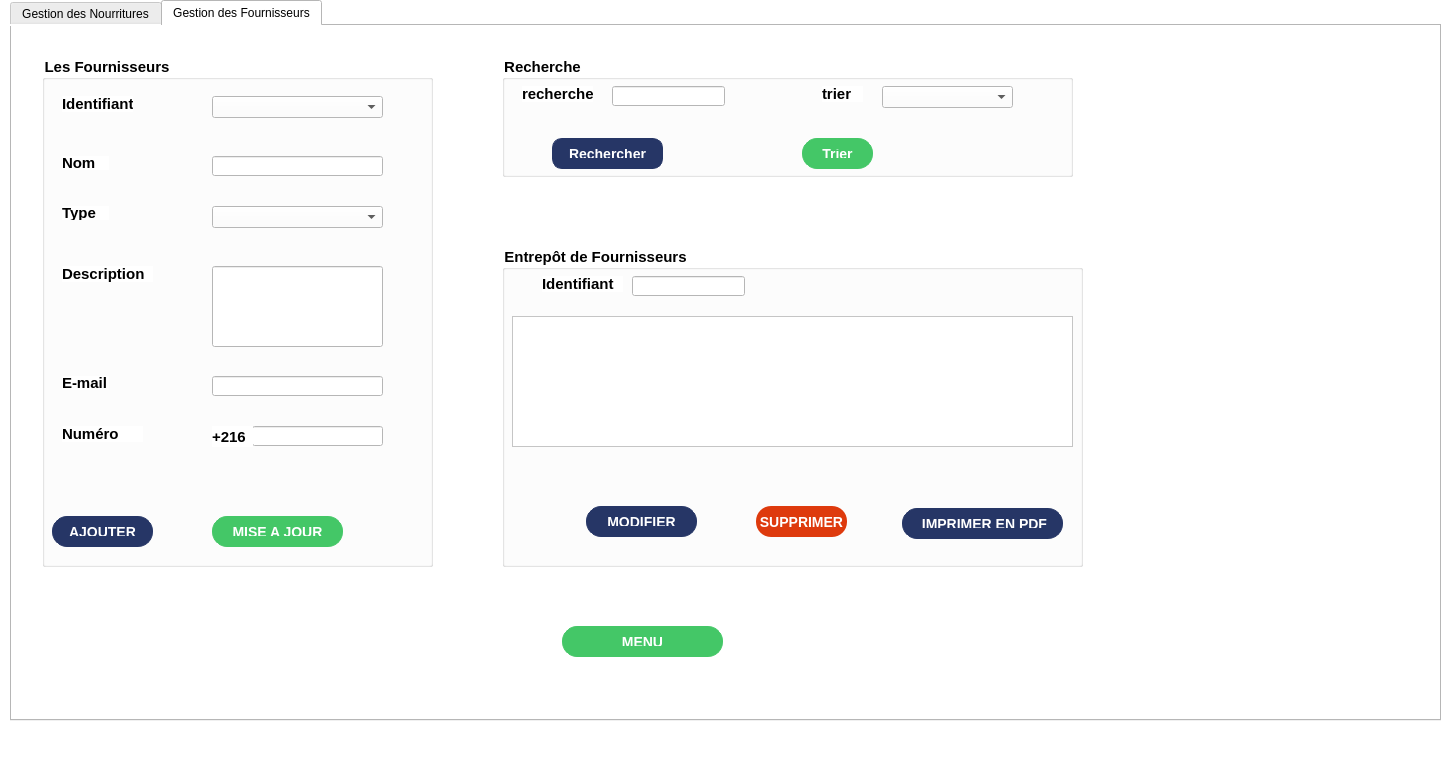
Qt form samrtfarm/template.ui (pricilia1998/pricilia_azemgue) before a commit.
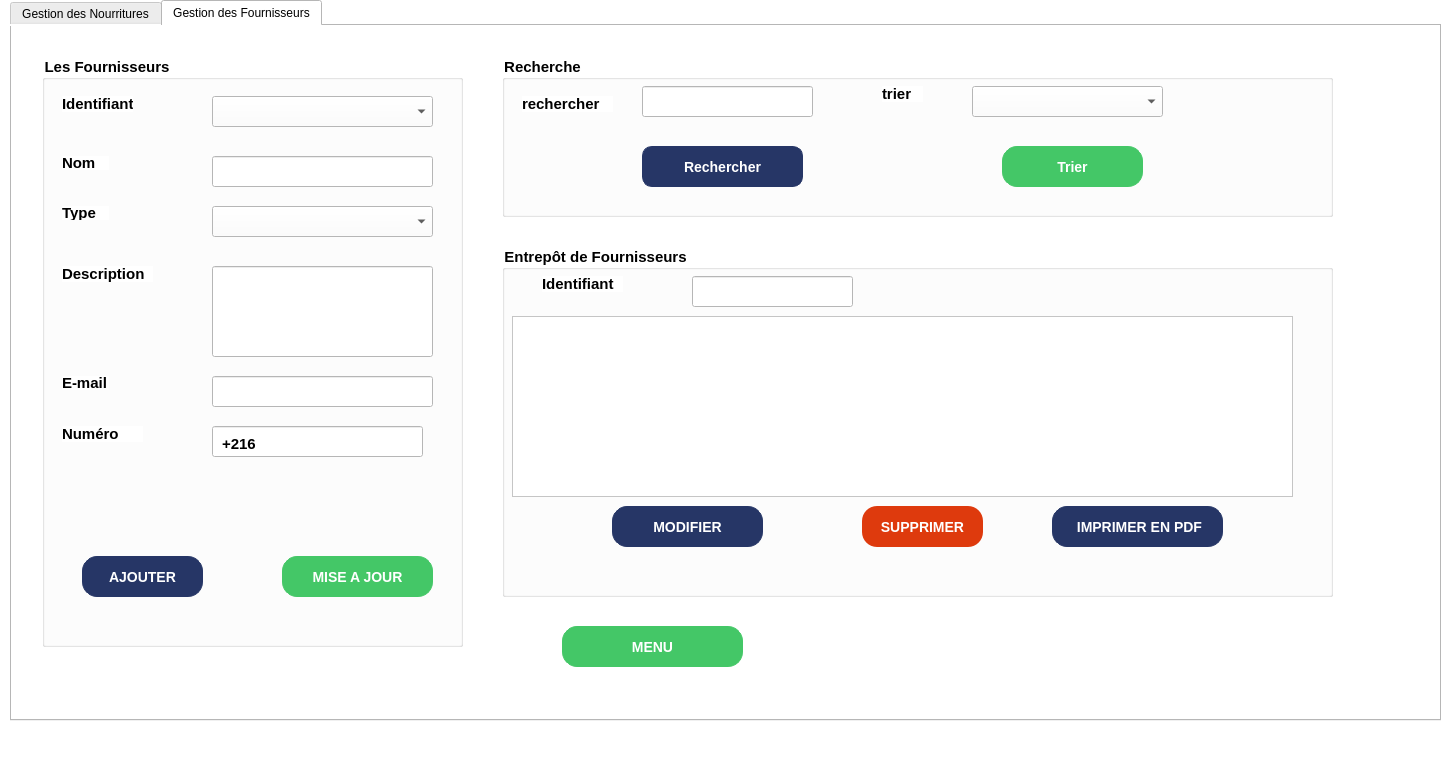
The same form after that commit.

Patch:
```diff
--- a/samrtfarm/template.ui
+++ b/samrtfarm/template.ui
@@ -870,8 +870,8 @@
       <rect>
        <x>30</x>
        <y>30</y>
-       <width>391</width>
-       <height>511</height>
+       <width>421</width>
+       <height>591</height>
       </rect>
      </property>
      <property name="styleSheet">
@@ -965,8 +965,8 @@
        <rect>
         <x>170</x>
         <y>320</y>
-        <width>171</width>
-        <height>20</height>
+        <width>221</width>
+        <height>31</height>
        </rect>
       </property>
      </widget>
@@ -975,8 +975,8 @@
        <rect>
         <x>170</x>
         <y>100</y>
-        <width>171</width>
-        <height>20</height>
+        <width>221</width>
+        <height>31</height>
        </rect>
       </property>
      </widget>
@@ -985,18 +985,18 @@
        <rect>
         <x>170</x>
         <y>210</y>
-        <width>171</width>
-        <height>81</height>
+        <width>221</width>
+        <height>91</height>
        </rect>
       </property>
      </widget>
      <widget class="QPushButton" name="ajouterFour">
       <property name="geometry">
        <rect>
-        <x>10</x>
-        <y>460</y>
-        <width>101</width>
-        <height>31</height>
+        <x>40</x>
+        <y>500</y>
+        <width>121</width>
+        <height>41</height>
        </rect>
       </property>
       <property name="styleSheet">
@@ -1020,10 +1020,10 @@
      <widget class="QPushButton" name="miseajourFour">
       <property name="geometry">
        <rect>
-        <x>170</x>
-        <y>460</y>
-        <width>131</width>
-        <height>31</height>
+        <x>240</x>
+        <y>500</y>
+        <width>151</width>
+        <height>41</height>
        </rect>
       </property>
       <property name="styleSheet">
@@ -1050,18 +1050,18 @@
        <rect>
         <x>170</x>
         <y>150</y>
-        <width>171</width>
-        <height>22</height>
+        <width>221</width>
+        <height>31</height>
        </rect>
       </property>
      </widget>
      <widget class="QLineEdit" name="numFour">
       <property name="geometry">
        <rect>
-        <x>210</x>
+        <x>170</x>
         <y>370</y>
-        <width>131</width>
-        <height>20</height>
+        <width>211</width>
+        <height>31</height>
        </rect>
       </property>
      </widget>
@@ -1070,18 +1070,18 @@
        <rect>
         <x>170</x>
         <y>40</y>
-        <width>171</width>
-        <height>22</height>
+        <width>221</width>
+        <height>31</height>
        </rect>
       </property>
      </widget>
      <widget class="QLabel" name="label_29">
       <property name="geometry">
        <rect>
-        <x>170</x>
-        <y>370</y>
+        <x>180</x>
+        <y>380</y>
         <width>41</width>
-        <height>21</height>
+        <height>16</height>
        </rect>
       </property>
       <property name="text">
@@ -1094,8 +1094,8 @@
       <rect>
        <x>490</x>
        <y>30</y>
-       <width>571</width>
-       <height>121</height>
+       <width>831</width>
+       <height>161</height>
       </rect>
      </property>
      <property name="styleSheet">
@@ -1109,20 +1109,20 @@
      <widget class="QComboBox" name="triTypeFour">
       <property name="geometry">
        <rect>
-        <x>380</x>
+        <x>470</x>
         <y>30</y>
-        <width>131</width>
-        <height>22</height>
+        <width>191</width>
+        <height>31</height>
        </rect>
       </property>
      </widget>
      <widget class="QLineEdit" name="rechFour">
       <property name="geometry">
        <rect>
-        <x>110</x>
+        <x>140</x>
         <y>30</y>
-        <width>113</width>
-        <height>20</height>
+        <width>171</width>
+        <height>31</height>
        </rect>
       </property>
      </widget>
@@ -1130,8 +1130,8 @@
       <property name="geometry">
        <rect>
         <x>20</x>
-        <y>30</y>
-        <width>71</width>
+        <y>40</y>
+        <width>91</width>
         <height>16</height>
        </rect>
       </property>
@@ -1142,7 +1142,7 @@
      <widget class="QLabel" name="label_17">
       <property name="geometry">
        <rect>
-        <x>320</x>
+        <x>380</x>
         <y>30</y>
         <width>41</width>
         <height>16</height>
@@ -1155,10 +1155,10 @@
      <widget class="QPushButton" name="rechFournisseur">
       <property name="geometry">
        <rect>
-        <x>50</x>
-        <y>82</y>
-        <width>111</width>
-        <height>31</height>
+        <x>140</x>
+        <y>90</y>
+        <width>161</width>
+        <height>41</height>
        </rect>
       </property>
       <property name="styleSheet">
@@ -1182,10 +1182,10 @@
      <widget class="QPushButton" name="triFournisseur">
       <property name="geometry">
        <rect>
-        <x>300</x>
-        <y>82</y>
-        <width>71</width>
-        <height>31</height>
+        <x>500</x>
+        <y>90</y>
+        <width>141</width>
+        <height>41</height>
        </rect>
       </property>
       <property name="styleSheet">
@@ -1213,8 +1213,8 @@
       <rect>
        <x>490</x>
        <y>220</y>
-       <width>581</width>
-       <height>321</height>
+       <width>831</width>
+       <height>351</height>
       </rect>
      </property>
      <property name="styleSheet">
@@ -1230,18 +1230,18 @@
        <rect>
         <x>10</x>
         <y>70</y>
-        <width>561</width>
-        <height>131</height>
+        <width>781</width>
+        <height>181</height>
        </rect>
       </property>
      </widget>
      <widget class="QPushButton" name="modFour">
       <property name="geometry">
        <rect>
-        <x>84</x>
+        <x>110</x>
         <y>260</y>
-        <width>111</width>
-        <height>31</height>
+        <width>151</width>
+        <height>41</height>
        </rect>
       </property>
       <property name="styleSheet">
@@ -1265,10 +1265,10 @@
      <widget class="QPushButton" name="supFour">
       <property name="geometry">
        <rect>
-        <x>254</x>
+        <x>360</x>
         <y>260</y>
-        <width>91</width>
-        <height>31</height>
+        <width>121</width>
+        <height>41</height>
        </rect>
       </property>
       <property name="styleSheet">
@@ -1300,20 +1300,20 @@
      <widget class="QLineEdit" name="idFour2">
       <property name="geometry">
        <rect>
-        <x>130</x>
+        <x>190</x>
         <y>30</y>
-        <width>113</width>
-        <height>20</height>
+        <width>161</width>
+        <height>31</height>
        </rect>
       </property>
      </widget>
      <widget class="QPushButton" name="imprimerFour">
       <property name="geometry">
        <rect>
-        <x>400</x>
-        <y>262</y>
-        <width>161</width>
-        <height>31</height>
+        <x>550</x>
+        <y>260</y>
+        <width>171</width>
+        <height>41</height>
        </rect>
       </property>
       <property name="styleSheet">
@@ -1340,8 +1340,8 @@
       <rect>
        <x>550</x>
        <y>600</y>
-       <width>161</width>
-       <height>31</height>
+       <width>181</width>
+       <height>41</height>
       </rect>
      </property>
      <property name="styleSheet">
```
Left out of the diff: 64 changed lines with no effect on the pictures.
